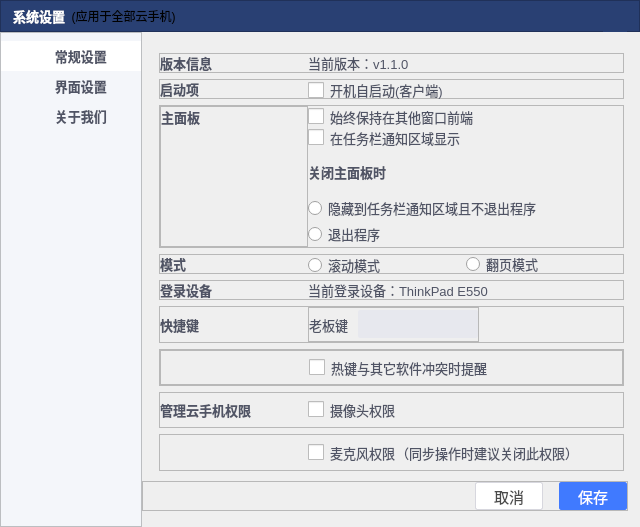
This is systemsettingwidget.ui in ZhouMei20220810/TEST as Qt 5 draws it before an edit. The edited form follows.
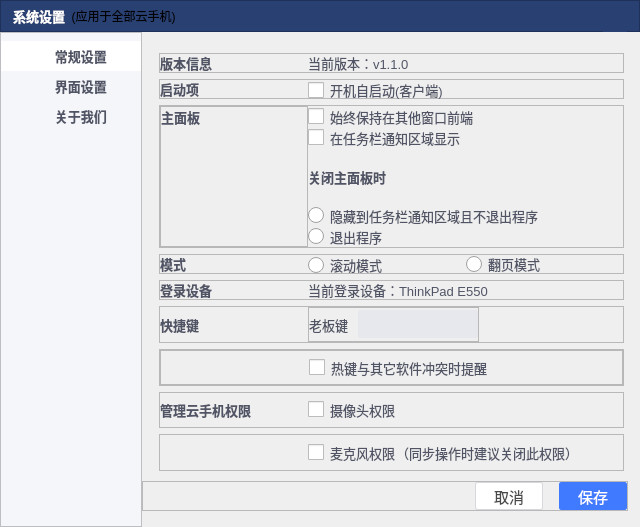
This is the edited form. Icons and pictures are not drawn.

Commit message: QRadioButton 样式设置

Diff of the .ui file:
```diff
--- a/systemsettingwidget.ui
+++ b/systemsettingwidget.ui
@@ -18,35 +18,6 @@
  QCheckBox {
      spacing: 5px;
  }
-
- QCheckBox::indicator {
-     width: 16px;
-     height: 16px;
- }
-
- QCheckBox::indicator:unchecked {
-     image: url(:/login/resource/login/option_normal.png);
- }
-
- QCheckBox::indicator:unchecked:hover {
-     image: url(:/login/resource/login/option_normal.png);
- }
-
- QCheckBox::indicator:unchecked:pressed {
-     image: url(:/login/resource/login/option_normal.png);
- }
-
- QCheckBox::indicator:checked {
-     image: url(:/login/resource/login/option_select.png);
- }
-
- QCheckBox::indicator:checked:hover {
-     image: url(:/login/resource/login/option_select.png);
- }
-
- QCheckBox::indicator:checked:pressed {
-     image: url(:/login/resource/login/option_select.png);
- }
 </string>
   </property>
   <layout class="QVBoxLayout" name="verticalLayout_3">
@@ -618,6 +589,49 @@
        </property>
        <item>
         <widget class="QStackedWidget" name="stackedWidget">
+         <property name="styleSheet">
+          <string notr="true">QCheckBox::indicator {
+     width: 16px;
+     height: 16px;
+ }
+
+ QCheckBox::indicator:unchecked {
+     image: url(:/login/resource/login/option_normal.png);
+ }
+
+ QCheckBox::indicator:unchecked:hover {
+     image: url(:/login/resource/login/option_normal.png);
+ }
+
+ QCheckBox::indicator:unchecked:pressed {
+     image: url(:/login/resource/login/option_normal.png);
+ }
+
+ QCheckBox::indicator:checked {
+     image: url(:/login/resource/login/option_select.png);
+ }
+
+ QCheckBox::indicator:checked:hover {
+     image: url(:/login/resource/login/option_select.png);
+ }
+
+ QCheckBox::indicator:checked:pressed {
+     image: url(:/login/resource/login/option_select.png);
+ }
+QRadioButton::indicator::unchecked
+{
+border-image:url(:/main/resource/main/radioUncheck.png);
+}
+QRadioButton::indicator::checked
+{
+border-image:url(:/main/resource/main/radioCheck.png);
+}
+QRadioButton::indicator
+{
+width:16px;
+height:16px;
+}</string>
+         </property>
          <widget class="QWidget" name="pageGeneralSetting">
           <property name="styleSheet">
            <string notr="true">color:#FF505465;
```
Left out of the diff: 2 changed lines with no effect on the pictures. The commit also changes 3 other files.
